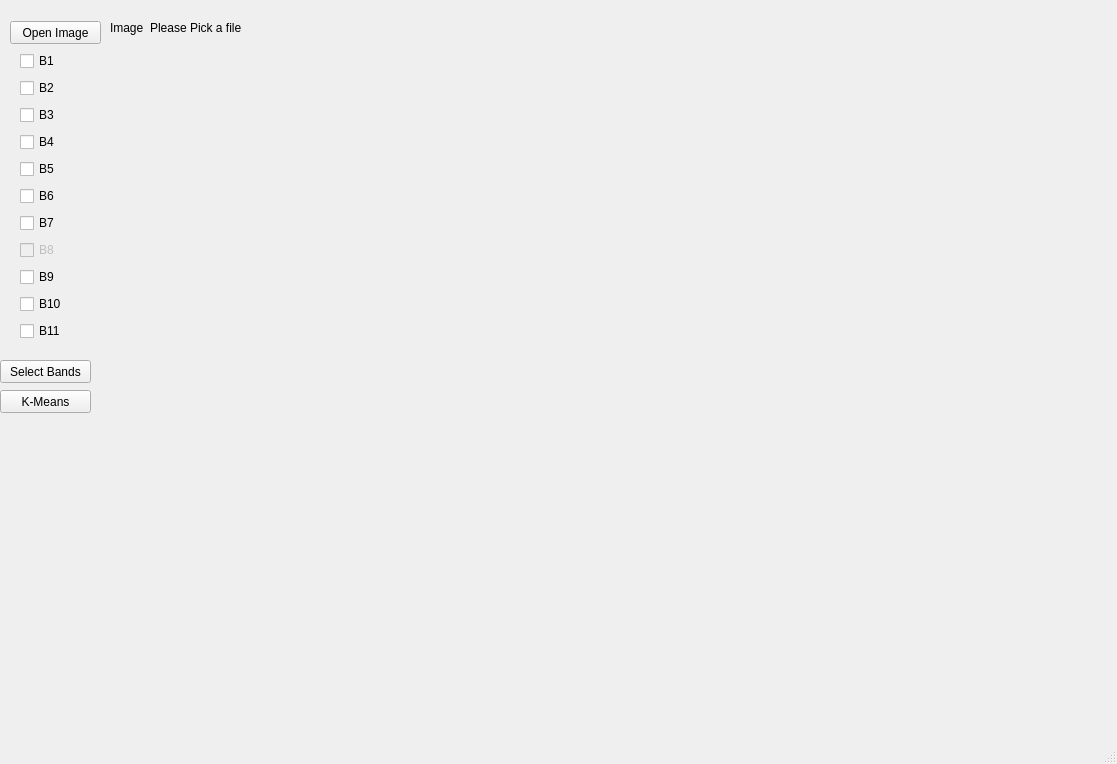
First picture: the form in classifyGUI.ui, repository GeoGuy-ca/PyClassify, before the edit.
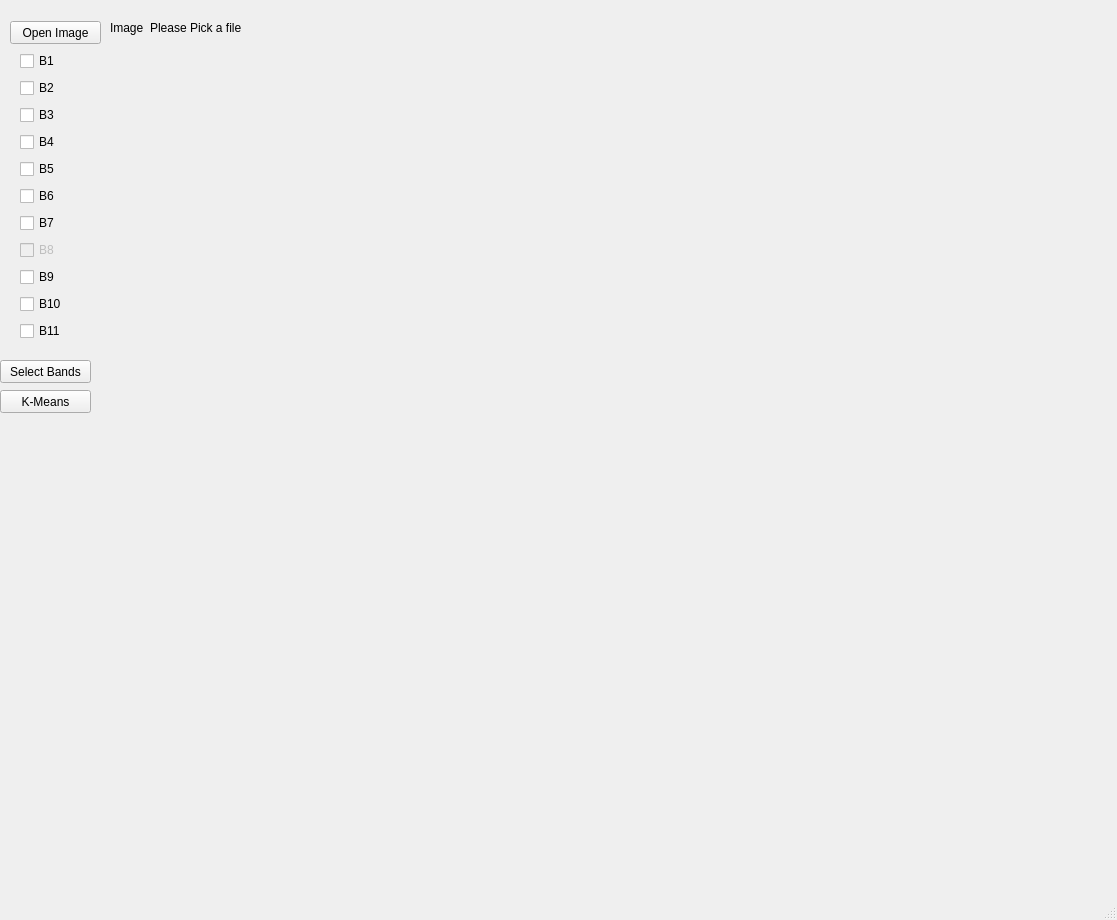
Second picture: the form after the edit.

The edit to the form file:
```diff
--- a/classifyGUI.ui
+++ b/classifyGUI.ui
@@ -7,7 +7,7 @@
     <x>0</x>
     <y>0</y>
     <width>1117</width>
-    <height>764</height>
+    <height>920</height>
    </rect>
   </property>
   <property name="windowTitle">
@@ -171,6 +171,19 @@
      <string>K-Means</string>
     </property>
    </widget>
+   <widget class="QLabel" name="preview">
+    <property name="geometry">
+     <rect>
+      <x>110</x>
+      <y>70</y>
+      <width>861</width>
+      <height>801</height>
+     </rect>
+    </property>
+    <property name="text">
+     <string/>
+    </property>
+   </widget>
    <zorder>layoutWidget</zorder>
    <zorder>open_image_button</zorder>
    <zorder>file_path</zorder>
```
Left out of the diff: 1 changed line with no effect on the pictures.
